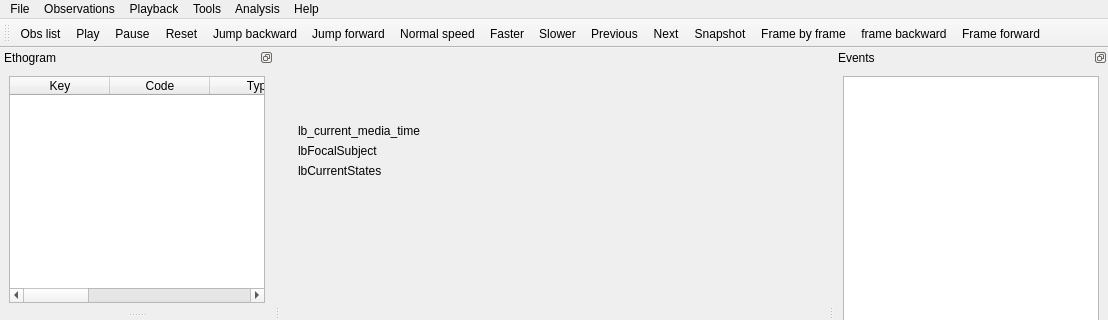
Above: boris.ui from olivierfriard/BORIS before the change; both pictures show x 0 to 1108 and y 0 to 320 of the 1108 by 604 pixel window. Below: the same form after it.
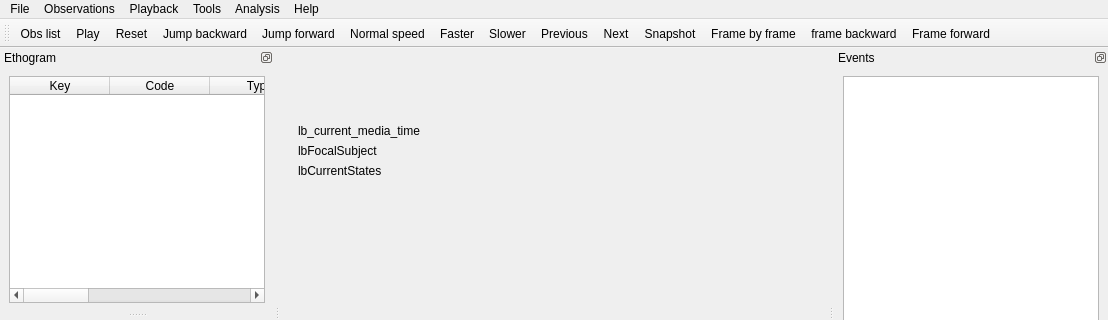
That is the form after the change.

Commit message: removed Pause button

Patch:
```diff
--- a/boris.ui
+++ b/boris.ui
@@ -339,7 +339,6 @@
    </attribute>
    <addaction name="action_obs_list"/>
    <addaction name="actionPlay"/>
-   <addaction name="actionPause"/>
    <addaction name="actionReset"/>
    <addaction name="actionJumpBackward"/>
    <addaction name="actionJumpForward"/>
```
The commit also changes 3 other files.
